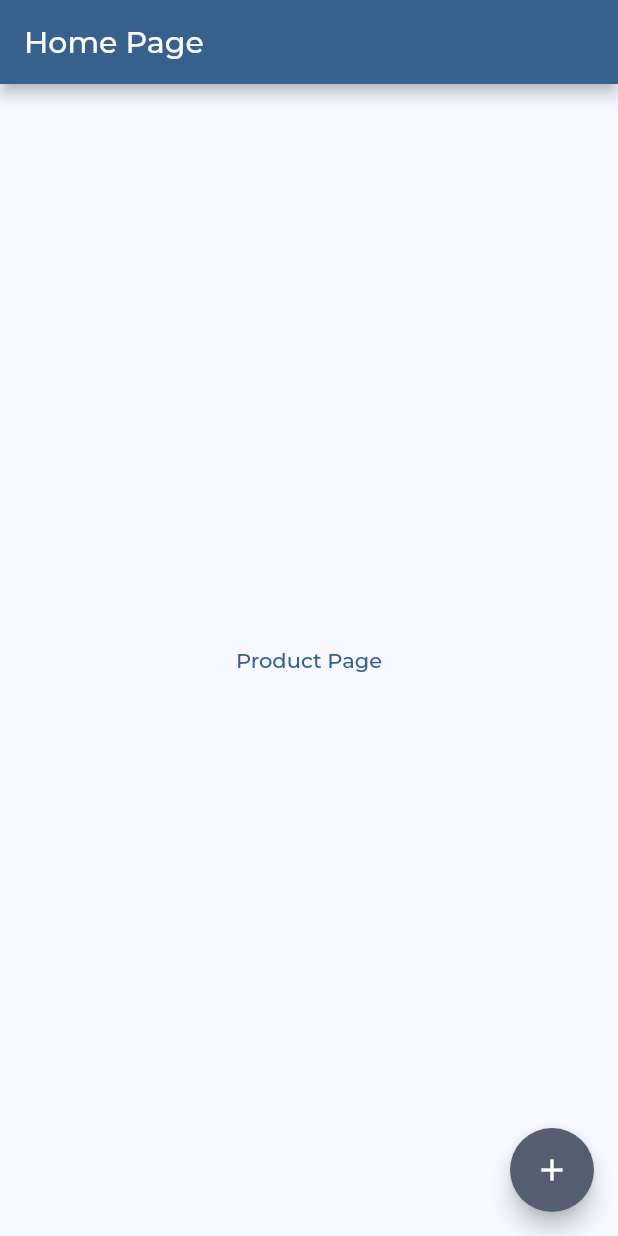
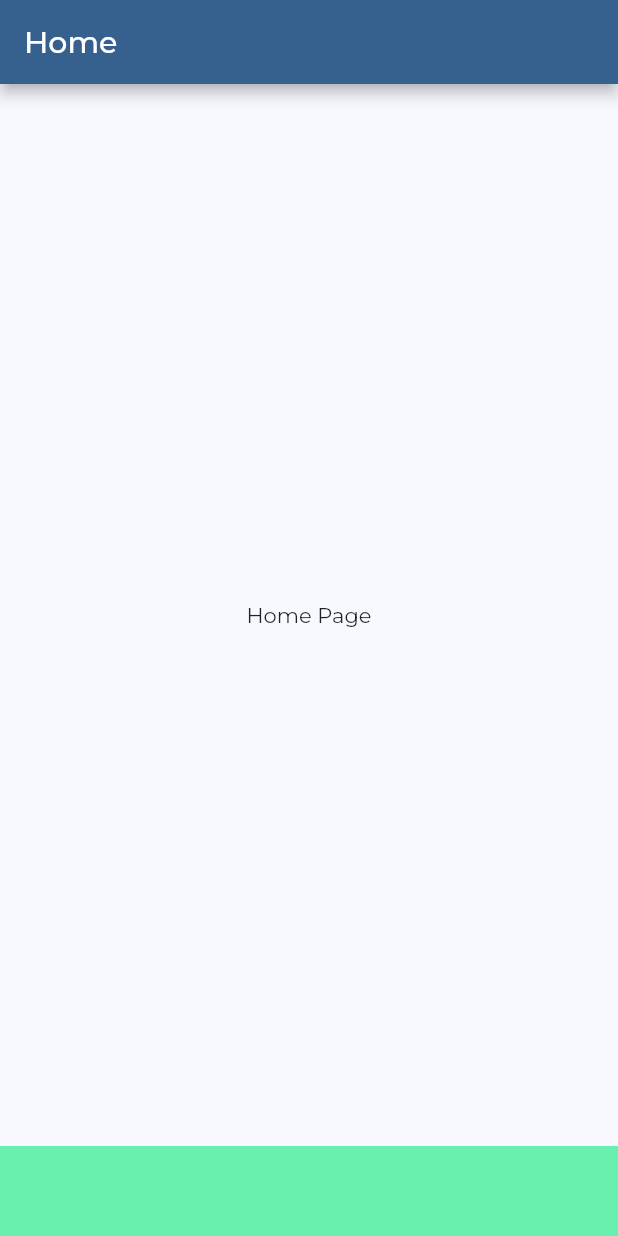
Before and after one commit to shubham16g/building_material_user, a Flutter app: the screen it shows after launch, on a phone screen of 412 x 824 dp. Run offline on Flutter 3.47's test engine with Material 2 defaults, Android fonts, the phone set to English and light mode, and no system bars; our stand-ins replace google_fonts.

Commit message:
Responsive UI Done

```diff
--- a/lib/routes/routes.dart
+++ b/lib/routes/routes.dart
@@ -1,6 +1,8 @@
 
 import 'package:building_material_user/ui/home_page.dart';
 import 'package:flutter/material.dart';
+
+import '../ui/ProductsPage.dart';
 
 class Routes {
   static const homePage = '/';
--- /dev/null
+++ b/lib/ui/compontents/utils.dart
@@ -0,0 +1,19 @@
+
+
+import 'package:flutter/material.dart';
+
+class Responsive  {
+  static const _mobileBreakPoint = 564;
+  static const _desktopBreakPoint = 1000;
+
+  static bool isMobile(BuildContext context) =>
+      MediaQuery.of(context).size.width < _mobileBreakPoint;
+
+  static bool isTablet(BuildContext context) =>
+      MediaQuery.of(context).size.width < _desktopBreakPoint &&
+          MediaQuery.of(context).size.width >= _mobileBreakPoint;
+
+  static bool isDesktop(BuildContext context) =>
+      MediaQuery.of(context).size.width >= _desktopBreakPoint;
+
+}
--- a/lib/ui/home_page.dart
+++ b/lib/ui/home_page.dart
@@ -1,4 +1,4 @@
-import 'package:building_material_user/routes/routes.dart';
+import 'package:building_material_user/ui/compontents/utils.dart';
 import 'package:flutter/material.dart';
 
 class HomePage extends StatelessWidget {
@@ -7,39 +7,48 @@ class HomePage extends StatelessWidget {
   @override
   Widget build(BuildContext context) {
     return Scaffold(
-      appBar: AppBar(
-        title: Text('Home Page'),
-      ),
-      body: Center(
-        child: TextButton(child: Text('Product Page'), onPressed: (){
-          Navigator.pushNamed(context, Routes.productsPage);
-        },),
-      ),
-      floatingActionButton: FloatingActionButton(
-        child: Icon(Icons.add),
-        onPressed: (){
-
-        },
-      ),
+      body: Responsive.isMobile(context)
+          ? const _MainArea()
+          : Row(
+              children: const [
+                _SideMenu(),
+                Expanded(child: _MainArea()),
+              ],
+            ),
     );
   }
 }
 
+class _SideMenu extends StatelessWidget {
+  const _SideMenu({Key? key}) : super(key: key);
 
-class ProductsPage extends StatelessWidget {
-  const ProductsPage({Key? key}) : super(key: key);
+  @override
+  Widget build(BuildContext context) {
+    return Container(
+      width: Responsive.isTablet(context) ? 60 : 250,
+      color: Colors.greenAccent,
+    );
+  }
+}
+
+class _MainArea extends StatelessWidget {
+  const _MainArea({Key? key}) : super(key: key);
 
   @override
   Widget build(BuildContext context) {
     return Scaffold(
       appBar: AppBar(
-        title: Text('Product Page'),
+        title: const Text('Home'),
       ),
-      body: Center(
-        child: TextButton(child: Text('Go Back'), onPressed: (){
-          Navigator.pop(context);
-        },),
+      body: const Center(
+        child: Text('Home Page'),
       ),
+      bottomNavigationBar: Responsive.isMobile(context)
+          ? Container(
+              color: Colors.greenAccent,
+              height: 60,
+            )
+          : null,
     );
   }
 }
```
Also changed, not shown: lib/ui/ProductsPage.dart (added, +20 -0 lines).
